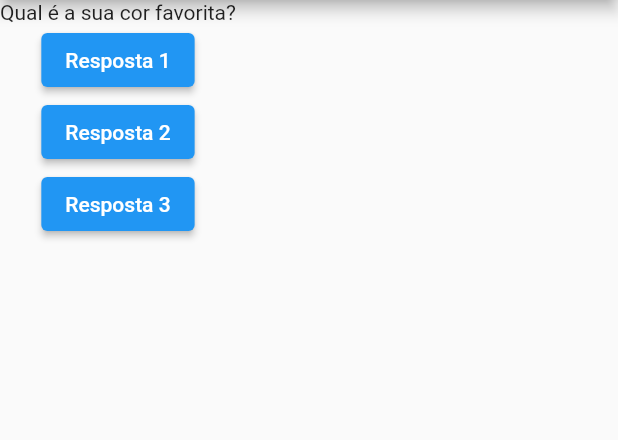
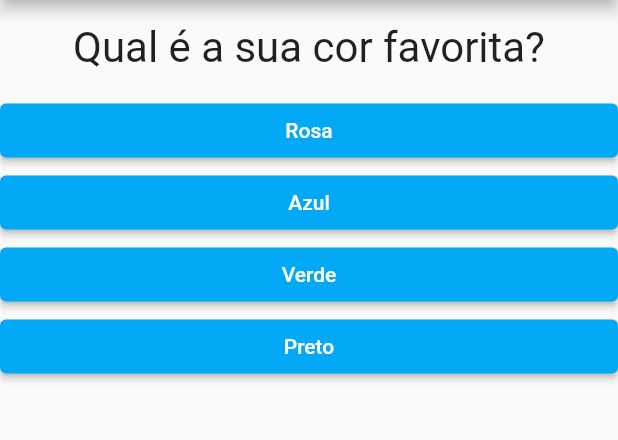
Before and after one commit to DevGabrielPires/flutter-cod3r, a Flutter app: the screen it shows after launch, on a phone screen of 412 x 824 dp, the part 84-524 px from its top. Run offline on Flutter 3.47's test engine with Material 2 defaults, Android fonts, the phone set to English and light mode, and no system bars; our stand-ins replace flutter_mobx, mobx; generated files the repository leaves out were written again.

```diff
--- /dev/null
+++ b/projeto_perguntas/lib/botao.dart
@@ -0,0 +1,22 @@
+import 'package:flutter/material.dart';
+
+class Botao extends StatelessWidget {
+  final String texto;
+  final void Function() quandoSelecionado;
+
+  const Botao(this.texto, this.quandoSelecionado, {Key? key}) : super(key: key);
+
+  @override
+  Widget build(BuildContext context) {
+    return SizedBox(
+      width: double.infinity,
+      child: ElevatedButton(
+        style: ElevatedButton.styleFrom(
+          primary: Colors.lightBlue,
+        ),
+        child: Text(texto),
+        onPressed: quandoSelecionado,
+      ),
+    );
+  }
+}
--- a/projeto_perguntas/lib/main.dart
+++ b/projeto_perguntas/lib/main.dart
@@ -1,29 +1,48 @@
 import 'package:flutter/material.dart';
+import 'package:projeto_perguntas/botao.dart';
+import './questao.dart';
 
 void main(List<String> args) {
   runApp(const PerguntaApp());
 }
 
 class _PerguntaAppState extends State<PerguntaApp> {
-  var perguntaSelecionada = 0;
+  var _perguntaSelecionada = 0;
 
   void _responder() {
     setState(() {
-      if (perguntaSelecionada < 1) {
-        perguntaSelecionada++;
+      if (_perguntaSelecionada < 2) {
+        _perguntaSelecionada++;
       } else {
-        perguntaSelecionada = 0;
+        _perguntaSelecionada = 0;
       }
     });
-    print(perguntaSelecionada);
   }
 
   @override
   Widget build(BuildContext context) {
-    final List<String> perguntas = [
-      'Qual é a sua cor favorita?',
-      'Qual é o seu animal favorito?',
+    final List<Map<String, Object>> perguntas = [
+      {
+        'texto': 'Qual é a sua cor favorita?',
+        'respostas': ['Rosa', 'Azul', 'Verde', 'Preto']
+      },
+      {
+        'texto': 'Qual é o seu animal favorito?',
+        'respostas': ['Raposa', 'Arara', 'Viado', 'Passáro']
+      },
+      {
+        'texto': 'Qual é o seu nome favorito?',
+        'respostas': ['Ana', 'Clara', 'Gabriel', 'Franciele']
+      },
     ];
+
+    List<Widget> respostas = [];
+
+    for (String textoResposta
+        in perguntas[_perguntaSelecionada].cast()['respostas']) {
+      respostas.add(Botao(textoResposta, _responder));
+    }
+
     return MaterialApp(
       home: Scaffold(
           appBar: AppBar(
@@ -31,23 +50,11 @@ class _PerguntaAppState extends State<PerguntaApp> {
           ),
           body: Column(
             children: <Widget>[
-              Text(
-                perguntas[perguntaSelecionada],
-              ),
-              ElevatedButton(
-                child: const Text('Resposta 1'),
-                onPressed: _responder,
-              ),
-              ElevatedButton(
-                child: const Text('Resposta 2'),
-                onPressed: _responder,
-              ),
-              ElevatedButton(
-                child: const Text('Resposta 3'),
-                onPressed: _responder,
-              )
+              Questao(perguntas[_perguntaSelecionada]['texto'].toString()),
+              ...respostas
             ],
           )),
+      debugShowCheckedModeBanner: false,
     );
   }
 }
--- /dev/null
+++ b/projeto_perguntas/lib/questao.dart
@@ -0,0 +1,20 @@
+import 'package:flutter/widgets.dart';
+
+class Questao extends StatelessWidget {
+  final String texto;
+
+  const Questao(this.texto, {Key? key}) : super(key: key);
+
+  @override
+  Widget build(BuildContext context) {
+    return Container(
+      width: double.infinity,
+      margin: const EdgeInsets.all(15),
+      child: Text(
+        texto,
+        style: const TextStyle(fontSize: 28),
+        textAlign: TextAlign.center,
+      ),
+    );
+  }
+}
```
Also changed, not shown: pomodoro/lib/main.dart (+1 -42 lines), great_places/pubspec.lock, pomodoro/lib/pages/pomodoro_page.dart (renamed from pomodoro/lib/pages/Pomodoro.dart), pomodoro/pubspec.lock, 2 other files.
